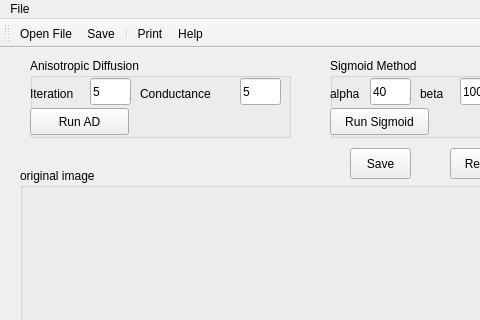
Before: the Qt Designer form SimpleView.ui in ryderlin/MIP_KneePrj, drawn with Qt 5; both pictures show x 0 to 480 and y 0 to 320 of the 1177 by 781 pixel window.
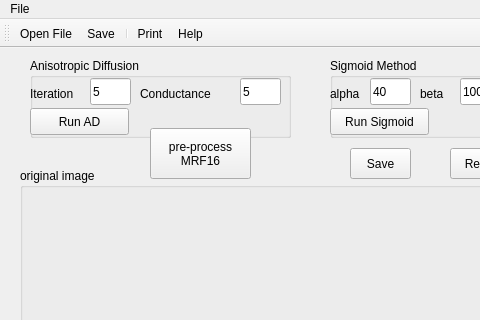
After: the same form once the commit is applied. Icons and pictures are not drawn. Custom widgets are drawn as their Qt base class.

```diff
--- a/SimpleView.ui
+++ b/SimpleView.ui
@@ -580,6 +580,20 @@
      <string>20</string>
     </property>
    </widget>
+   <widget class="QPushButton" name="btnPreProcessMrf">
+    <property name="geometry">
+     <rect>
+      <x>150</x>
+      <y>80</y>
+      <width>101</width>
+      <height>51</height>
+     </rect>
+    </property>
+    <property name="text">
+     <string>pre-process
+MRF16</string>
+    </property>
+   </widget>
   </widget>
   <widget class="QMenuBar" name="menubar">
    <property name="geometry">
```
